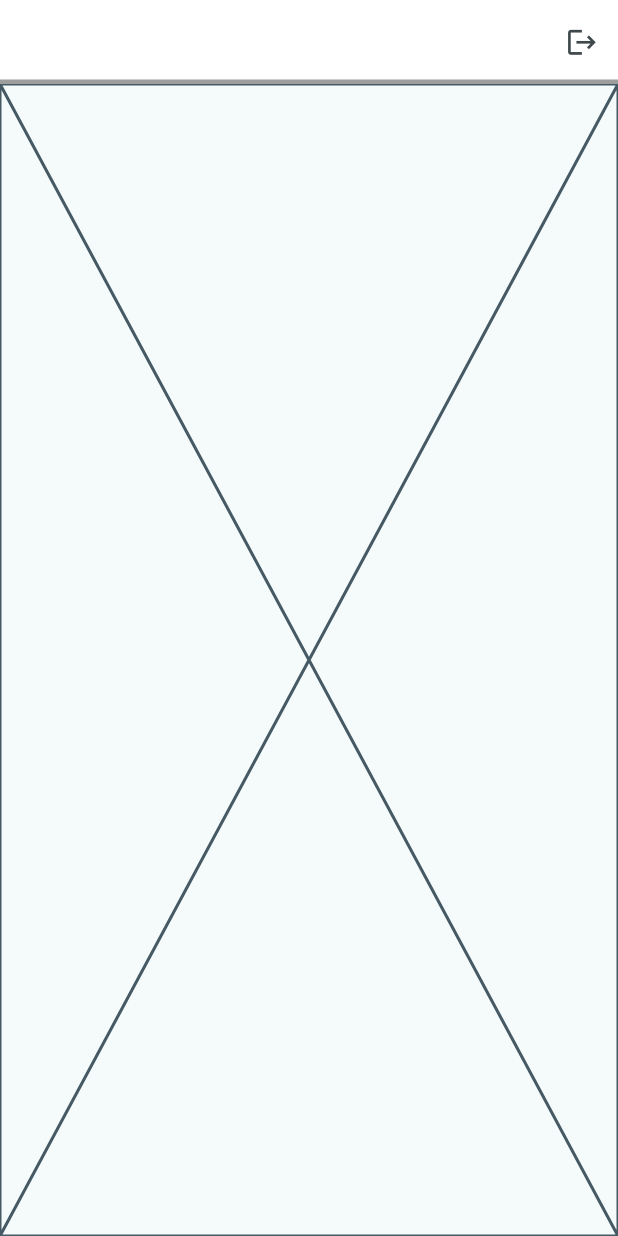
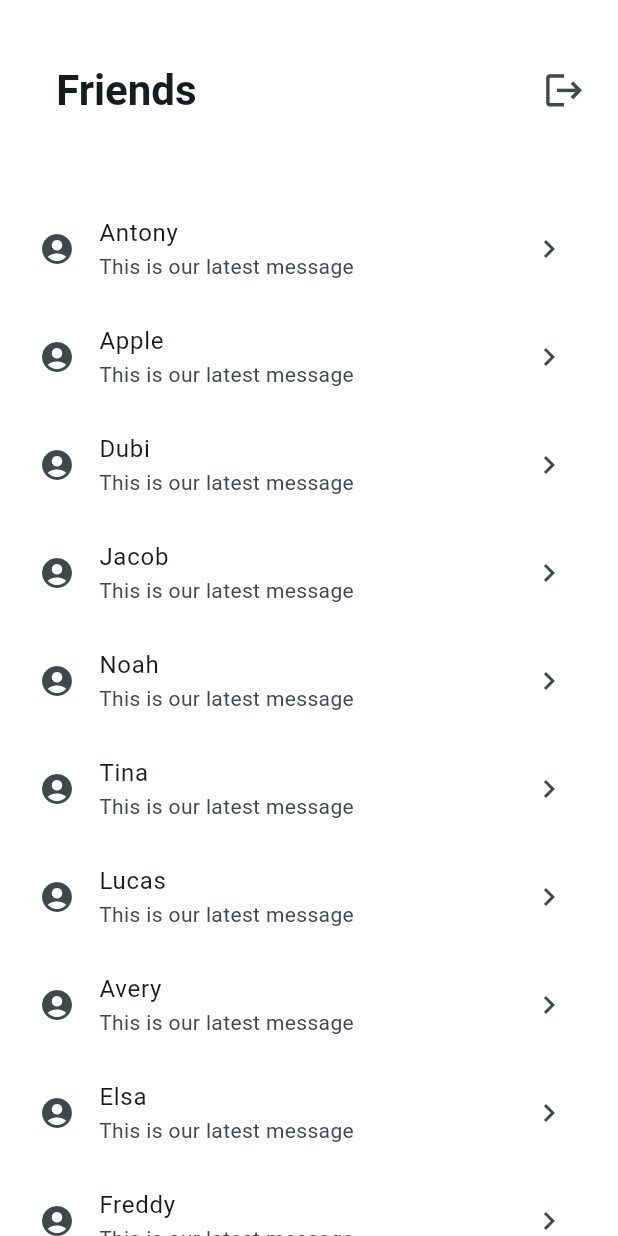
Before and after one commit to HOSHICHEN7267/ITS_chatbot, a Flutter app: the screen it shows once a user with an empty profile is signed in, on a phone screen of 412 x 824 dp. Run offline on Flutter 3.47's test engine with Material 3 defaults, Android fonts, the phone set to English and light mode, and no system bars; our stand-ins replace firebase_auth, firebase_core, google_sign_in; accounts and stored records are empty.

Commit message:
Phase 7: Create a basic chat list body

```diff
--- a/lib/pages/chat_list_page.dart
+++ b/lib/pages/chat_list_page.dart
@@ -10,9 +10,21 @@ class ChatListPage extends StatefulWidget {
 }
 
 class _ChatListPageState extends State<ChatListPage> {
-
   // Current user instance of Firebase
   final user = FirebaseAuth.instance.currentUser!;
+
+  final friendList = [
+    "Antony",
+    "Apple",
+    "Dubi",
+    "Jacob",
+    "Noah",
+    "Tina",
+    "Lucas",
+    "Avery",
+    "Elsa",
+    "Freddy"
+  ];
 
   void userLogout() async {
     await FirebaseAuth.instance.signOut();
@@ -25,20 +37,54 @@ class _ChatListPageState extends State<ChatListPage> {
     double screenHeight = MediaQuery.of(context).size.height;
 
     return Scaffold(
+      backgroundColor: Theme.of(context).colorScheme.primary,
       appBar: AppBar(
+        scrolledUnderElevation: 0.0,
+        toolbarHeight: 120,
         backgroundColor: Theme.of(context).colorScheme.primary,
-          title: Text(user.email!, style: TextStyle(fontSize: screenWidth * 0.047),),
-          centerTitle: true,
-          shape: const Border(bottom: BorderSide(color: Colors.grey, width: 3)),
+        title: Padding(
+          padding: EdgeInsets.only(left: screenWidth * 0.052),
+          child: Column(
+            mainAxisAlignment: MainAxisAlignment.start,
+            crossAxisAlignment: CrossAxisAlignment.start,
+            children: [
+              SizedBox(
+                height: screenHeight * 0.025,
+              ),
+              Text(
+                "Friends",
+                style: TextStyle(
+                    fontSize: screenWidth * 0.068, fontWeight: FontWeight.bold),
+              ),
+              Text(
+                user.email!,
+                style: TextStyle(fontSize: screenWidth * 0.036),
+              ),
+            ],
+          ),
+        ),
+        // shape: const Border(bottom: BorderSide(color: Colors.grey, width: 3)),
         actions: [
           IconButton(
             onPressed: userLogout,
             icon: const Icon(Icons.logout),
-              iconSize: screenWidth * 0.054,
+            iconSize: screenWidth * 0.07,
+            padding: EdgeInsets.only(right: screenWidth * 0.052),
           ),
         ],
       ),
-      body: const Placeholder(),
+      body: ListView.builder(
+          itemCount: friendList.length,
+          padding: const EdgeInsets.all(10.0),
+          physics: const BouncingScrollPhysics(),
+          itemBuilder: (BuildContext context, int index) {
+            return ListTile(
+              leading: Icon(Icons.account_circle),
+              title: Text(friendList[index]),
+              subtitle: const Text("This is our latest message"),
+              trailing: Icon(Icons.navigate_next),
+            );
+          }),
     );
   }
 }
```
Lines whose indentation alone changed are shown as unchanged.
